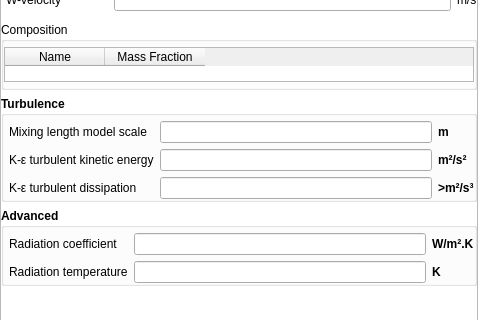
Qt form mfixgui/uifiles/initial_conditions.ui (truongd8593/mfix) before a commit; both pictures show x 0 to 478 and y 307 to 627 of the 478 by 942 pixel window.
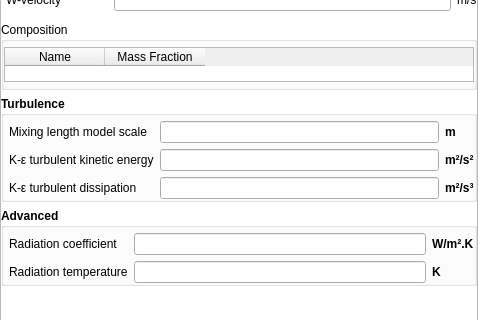
The same form after that commit. Custom widgets are drawn as their Qt base class.

Patch:
```diff
--- a/mfixgui/uifiles/initial_conditions.ui
+++ b/mfixgui/uifiles/initial_conditions.ui
@@ -667,7 +667,7 @@
                     <item row="2" column="2">
                      <widget class="QLabel" name="label_ic_e_turb_g_units">
                       <property name="text">
-                       <string>>m²/s³</string>
+                       <string>m²/s³</string>
                       </property>
                      </widget>
                     </item>
```
